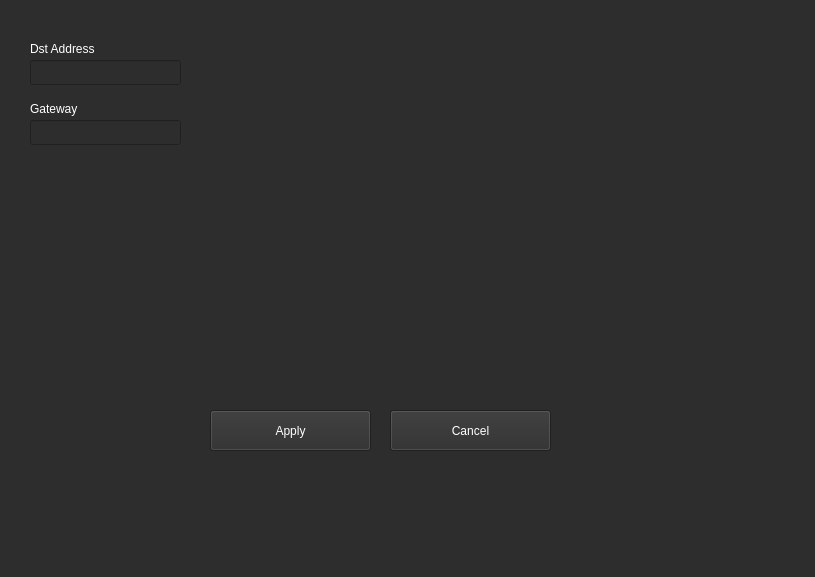
First picture: the form in UI/StaticRoutesConfig.ui, repository monico18/LTI-SDN-Controller, before the edit.
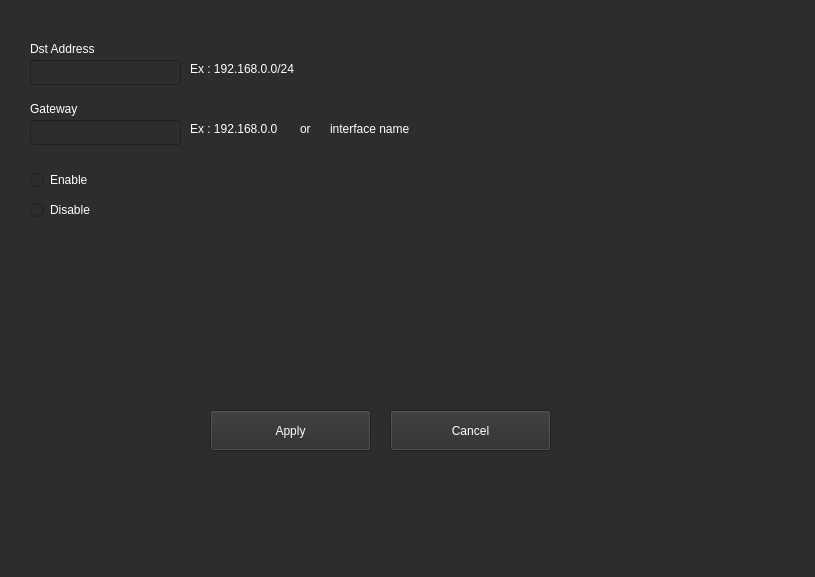
Second picture: the form after the edit.

Commit message: Minor Tweaks Static Routes, and Few changed to editables in tables

The edit to the form file:
```diff
--- a/UI/StaticRoutesConfig.ui
+++ b/UI/StaticRoutesConfig.ui
@@ -1030,6 +1030,1008 @@
     <string>Gateway</string>
    </property>
   </widget>
+  <widget class="QRadioButton" name="radio_enable">
+   <property name="geometry">
+    <rect>
+     <x>30</x>
+     <y>170</y>
+     <width>95</width>
+     <height>20</height>
+    </rect>
+   </property>
+   <property name="palette">
+    <palette>
+     <active>
+      <colorrole role="WindowText">
+       <brush brushstyle="SolidPattern">
+        <color alpha="255">
+         <red>255</red>
+         <green>255</green>
+         <blue>255</blue>
+        </color>
+       </brush>
+      </colorrole>
+      <colorrole role="Button">
+       <brush brushstyle="SolidPattern">
+        <color alpha="255">
+         <red>45</red>
+         <green>45</green>
+         <blue>45</blue>
+        </color>
+       </brush>
+      </colorrole>
+      <colorrole role="Base">
+       <brush brushstyle="SolidPattern">
+        <color alpha="255">
+         <red>45</red>
+         <green>45</green>
+         <blue>45</blue>
+        </color>
+       </brush>
+      </colorrole>
+      <colorrole role="Window">
+       <brush brushstyle="SolidPattern">
+        <color alpha="255">
+         <red>45</red>
+         <green>45</green>
+         <blue>45</blue>
+        </color>
+       </brush>
+      </colorrole>
+     </active>
+     <inactive>
+      <colorrole role="WindowText">
+       <brush brushstyle="SolidPattern">
+        <color alpha="255">
+         <red>255</red>
+         <green>255</green>
+         <blue>255</blue>
+        </color>
+       </brush>
+      </colorrole>
+      <colorrole role="Button">
+       <brush brushstyle="SolidPattern">
+        <color alpha="255">
+         <red>45</red>
+         <green>45</green>
+         <blue>45</blue>
+        </color>
+       </brush>
+      </colorrole>
+      <colorrole role="Base">
+       <brush brushstyle="SolidPattern">
+        <color alpha="255">
+         <red>45</red>
+         <green>45</green>
+         <blue>45</blue>
+        </color>
+       </brush>
+      </colorrole>
+      <colorrole role="Window">
+       <brush brushstyle="SolidPattern">
+        <color alpha="255">
+         <red>45</red>
+         <green>45</green>
+         <blue>45</blue>
+        </color>
+       </brush>
+      </colorrole>
+     </inactive>
+     <disabled>
+      <colorrole role="WindowText">
+       <brush brushstyle="SolidPattern">
+        <color alpha="255">
+         <red>120</red>
+         <green>120</green>
+         <blue>120</blue>
+        </color>
+       </brush>
+      </colorrole>
+      <colorrole role="Button">
+       <brush brushstyle="SolidPattern">
+        <color alpha="255">
+         <red>45</red>
+         <green>45</green>
+         <blue>45</blue>
+        </color>
+       </brush>
+      </colorrole>
+      <colorrole role="Base">
+       <brush brushstyle="SolidPattern">
+        <color alpha="255">
+         <red>45</red>
+         <green>45</green>
+         <blue>45</blue>
+        </color>
+       </brush>
+      </colorrole>
+      <colorrole role="Window">
+       <brush brushstyle="SolidPattern">
+        <color alpha="255">
+         <red>45</red>
+         <green>45</green>
+         <blue>45</blue>
+        </color>
+       </brush>
+      </colorrole>
+     </disabled>
+    </palette>
+   </property>
+   <property name="text">
+    <string>Enable</string>
+   </property>
+  </widget>
+  <widget class="QRadioButton" name="radio_disable">
+   <property name="geometry">
+    <rect>
+     <x>30</x>
+     <y>200</y>
+     <width>95</width>
+     <height>20</height>
+    </rect>
+   </property>
+   <property name="palette">
+    <palette>
+     <active>
+      <colorrole role="WindowText">
+       <brush brushstyle="SolidPattern">
+        <color alpha="255">
+         <red>255</red>
+         <green>255</green>
+         <blue>255</blue>
+        </color>
+       </brush>
+      </colorrole>
+      <colorrole role="Button">
+       <brush brushstyle="SolidPattern">
+        <color alpha="255">
+         <red>45</red>
+         <green>45</green>
+         <blue>45</blue>
+        </color>
+       </brush>
+      </colorrole>
+      <colorrole role="Base">
+       <brush brushstyle="SolidPattern">
+        <color alpha="255">
+         <red>45</red>
+         <green>45</green>
+         <blue>45</blue>
+        </color>
+       </brush>
+      </colorrole>
+      <colorrole role="Window">
+       <brush brushstyle="SolidPattern">
+        <color alpha="255">
+         <red>45</red>
+         <green>45</green>
+         <blue>45</blue>
+        </color>
+       </brush>
+      </colorrole>
+     </active>
+     <inactive>
+      <colorrole role="WindowText">
+       <brush brushstyle="SolidPattern">
+        <color alpha="255">
+         <red>255</red>
+         <green>255</green>
+         <blue>255</blue>
+        </color>
+       </brush>
+      </colorrole>
+      <colorrole role="Button">
+       <brush brushstyle="SolidPattern">
+        <color alpha="255">
+         <red>45</red>
+         <green>45</green>
+         <blue>45</blue>
+        </color>
+       </brush>
+      </colorrole>
+      <colorrole role="Base">
+       <brush brushstyle="SolidPattern">
+        <color alpha="255">
+         <red>45</red>
+         <green>45</green>
+         <blue>45</blue>
+        </color>
+       </brush>
+      </colorrole>
+      <colorrole role="Window">
+       <brush brushstyle="SolidPattern">
+        <color alpha="255">
+         <red>45</red>
+         <green>45</green>
+         <blue>45</blue>
+        </color>
+       </brush>
+      </colorrole>
+     </inactive>
+     <disabled>
+      <colorrole role="WindowText">
+       <brush brushstyle="SolidPattern">
+        <color alpha="255">
+         <red>120</red>
+         <green>120</green>
+         <blue>120</blue>
+        </color>
+       </brush>
+      </colorrole>
+      <colorrole role="Button">
+       <brush brushstyle="SolidPattern">
+        <color alpha="255">
+         <red>45</red>
+         <green>45</green>
+         <blue>45</blue>
+        </color>
+       </brush>
+      </colorrole>
+      <colorrole role="Base">
+       <brush brushstyle="SolidPattern">
+        <color alpha="255">
+         <red>45</red>
+         <green>45</green>
+         <blue>45</blue>
+        </color>
+       </brush>
+      </colorrole>
+      <colorrole role="Window">
+       <brush brushstyle="SolidPattern">
+        <color alpha="255">
+         <red>45</red>
+         <green>45</green>
+         <blue>45</blue>
+        </color>
+       </brush>
+      </colorrole>
+     </disabled>
+    </palette>
+   </property>
+   <property name="text">
+    <string>Disable</string>
+   </property>
+  </widget>
+  <widget class="QLabel" name="label_3">
+   <property name="geometry">
+    <rect>
+     <x>190</x>
+     <y>60</y>
+     <width>121</width>
+     <height>17</height>
+    </rect>
+   </property>
+   <property name="palette">
+    <palette>
+     <active>
+      <colorrole role="WindowText">
+       <brush brushstyle="SolidPattern">
+        <color alpha="255">
+         <red>255</red>
+         <green>255</green>
+         <blue>255</blue>
+        </color>
+       </brush>
+      </colorrole>
+      <colorrole role="Button">
+       <brush brushstyle="SolidPattern">
+        <color alpha="255">
+         <red>45</red>
+         <green>45</green>
+         <blue>45</blue>
+        </color>
+       </brush>
+      </colorrole>
+      <colorrole role="Text">
+       <brush brushstyle="SolidPattern">
+        <color alpha="255">
+         <red>255</red>
+         <green>255</green>
+         <blue>255</blue>
+        </color>
+       </brush>
+      </colorrole>
+      <colorrole role="ButtonText">
+       <brush brushstyle="SolidPattern">
+        <color alpha="255">
+         <red>255</red>
+         <green>255</green>
+         <blue>255</blue>
+        </color>
+       </brush>
+      </colorrole>
+      <colorrole role="Base">
+       <brush brushstyle="SolidPattern">
+        <color alpha="255">
+         <red>45</red>
+         <green>45</green>
+         <blue>45</blue>
+        </color>
+       </brush>
+      </colorrole>
+      <colorrole role="Window">
+       <brush brushstyle="SolidPattern">
+        <color alpha="255">
+         <red>45</red>
+         <green>45</green>
+         <blue>45</blue>
+        </color>
+       </brush>
+      </colorrole>
+     </active>
+     <inactive>
+      <colorrole role="WindowText">
+       <brush brushstyle="SolidPattern">
+        <color alpha="255">
+         <red>255</red>
+         <green>255</green>
+         <blue>255</blue>
+        </color>
+       </brush>
+      </colorrole>
+      <colorrole role="Button">
+       <brush brushstyle="SolidPattern">
+        <color alpha="255">
+         <red>45</red>
+         <green>45</green>
+         <blue>45</blue>
+        </color>
+       </brush>
+      </colorrole>
+      <colorrole role="Text">
+       <brush brushstyle="SolidPattern">
+        <color alpha="255">
+         <red>255</red>
+         <green>255</green>
+         <blue>255</blue>
+        </color>
+       </brush>
+      </colorrole>
+      <colorrole role="ButtonText">
+       <brush brushstyle="SolidPattern">
+        <color alpha="255">
+         <red>255</red>
+         <green>255</green>
+         <blue>255</blue>
+        </color>
+       </brush>
+      </colorrole>
+      <colorrole role="Base">
+       <brush brushstyle="SolidPattern">
+        <color alpha="255">
+         <red>45</red>
+         <green>45</green>
+         <blue>45</blue>
+        </color>
+       </brush>
+      </colorrole>
+      <colorrole role="Window">
+       <brush brushstyle="SolidPattern">
+        <color alpha="255">
+         <red>45</red>
+         <green>45</green>
+         <blue>45</blue>
+        </color>
+       </brush>
+      </colorrole>
+     </inactive>
+     <disabled>
+      <colorrole role="WindowText">
+       <brush brushstyle="SolidPattern">
+        <color alpha="255">
+         <red>120</red>
+         <green>120</green>
+         <blue>120</blue>
+        </color>
+       </brush>
+      </colorrole>
+      <colorrole role="Button">
+       <brush brushstyle="SolidPattern">
+        <color alpha="255">
+         <red>45</red>
+         <green>45</green>
+         <blue>45</blue>
+        </color>
+       </brush>
+      </colorrole>
+      <colorrole role="Text">
+       <brush brushstyle="SolidPattern">
+        <color alpha="255">
+         <red>120</red>
+         <green>120</green>
+         <blue>120</blue>
+        </color>
+       </brush>
+      </colorrole>
+      <colorrole role="ButtonText">
+       <brush brushstyle="SolidPattern">
+        <color alpha="255">
+         <red>120</red>
+         <green>120</green>
+         <blue>120</blue>
+        </color>
+       </brush>
+      </colorrole>
+      <colorrole role="Base">
+       <brush brushstyle="SolidPattern">
+        <color alpha="255">
+         <red>45</red>
+         <green>45</green>
+         <blue>45</blue>
+        </color>
+       </brush>
+      </colorrole>
+      <colorrole role="Window">
+       <brush brushstyle="SolidPattern">
+        <color alpha="255">
+         <red>45</red>
+         <green>45</green>
+         <blue>45</blue>
+        </color>
+       </brush>
+      </colorrole>
+     </disabled>
+    </palette>
+   </property>
+   <property name="text">
+    <string>Ex : 192.168.0.0/24</string>
+   </property>
+  </widget>
+  <widget class="QLabel" name="label_4">
+   <property name="geometry">
+    <rect>
+     <x>190</x>
+     <y>120</y>
+     <width>101</width>
+     <height>17</height>
+    </rect>
+   </property>
+   <property name="palette">
+    <palette>
+     <active>
+      <colorrole role="WindowText">
+       <brush brushstyle="SolidPattern">
+        <color alpha="255">
+         <red>255</red>
+         <green>255</green>
+         <blue>255</blue>
+        </color>
+       </brush>
+      </colorrole>
+      <colorrole role="Button">
+       <brush brushstyle="SolidPattern">
+        <color alpha="255">
+         <red>45</red>
+         <green>45</green>
+         <blue>45</blue>
+        </color>
+       </brush>
+      </colorrole>
+      <colorrole role="Text">
+       <brush brushstyle="SolidPattern">
+        <color alpha="255">
+         <red>255</red>
+         <green>255</green>
+         <blue>255</blue>
+        </color>
+       </brush>
+      </colorrole>
+      <colorrole role="ButtonText">
+       <brush brushstyle="SolidPattern">
+        <color alpha="255">
+         <red>255</red>
+         <green>255</green>
+         <blue>255</blue>
+        </color>
+       </brush>
+      </colorrole>
+      <colorrole role="Base">
+       <brush brushstyle="SolidPattern">
+        <color alpha="255">
+         <red>45</red>
+         <green>45</green>
+         <blue>45</blue>
+        </color>
+       </brush>
+      </colorrole>
+      <colorrole role="Window">
+       <brush brushstyle="SolidPattern">
+        <color alpha="255">
+         <red>45</red>
+         <green>45</green>
+         <blue>45</blue>
+        </color>
+       </brush>
+      </colorrole>
+     </active>
+     <inactive>
+      <colorrole role="WindowText">
+       <brush brushstyle="SolidPattern">
+        <color alpha="255">
+         <red>255</red>
+         <green>255</green>
+         <blue>255</blue>
+        </color>
+       </brush>
+      </colorrole>
+      <colorrole role="Button">
+       <brush brushstyle="SolidPattern">
+        <color alpha="255">
+         <red>45</red>
+         <green>45</green>
+         <blue>45</blue>
+        </color>
+       </brush>
+      </colorrole>
+      <colorrole role="Text">
+       <brush brushstyle="SolidPattern">
+        <color alpha="255">
+         <red>255</red>
+         <green>255</green>
+         <blue>255</blue>
+        </color>
+       </brush>
+      </colorrole>
+      <colorrole role="ButtonText">
+       <brush brushstyle="SolidPattern">
+        <color alpha="255">
+         <red>255</red>
+         <green>255</green>
+         <blue>255</blue>
+        </color>
+       </brush>
+      </colorrole>
+      <colorrole role="Base">
+       <brush brushstyle="SolidPattern">
+        <color alpha="255">
+         <red>45</red>
+         <green>45</green>
+         <blue>45</blue>
+        </color>
+       </brush>
+      </colorrole>
+      <colorrole role="Window">
+       <brush brushstyle="SolidPattern">
+        <color alpha="255">
+         <red>45</red>
+         <green>45</green>
+         <blue>45</blue>
+        </color>
+       </brush>
+      </colorrole>
+     </inactive>
+     <disabled>
+      <colorrole role="WindowText">
+       <brush brushstyle="SolidPattern">
+        <color alpha="255">
+         <red>120</red>
+         <green>120</green>
+         <blue>120</blue>
+        </color>
+       </brush>
+      </colorrole>
+      <colorrole role="Button">
+       <brush brushstyle="SolidPattern">
+        <color alpha="255">
+         <red>45</red>
+         <green>45</green>
+         <blue>45</blue>
+        </color>
+       </brush>
+      </colorrole>
+      <colorrole role="Text">
+       <brush brushstyle="SolidPattern">
+        <color alpha="255">
+         <red>120</red>
+         <green>120</green>
+         <blue>120</blue>
+        </color>
+       </brush>
+      </colorrole>
+      <colorrole role="ButtonText">
+       <brush brushstyle="SolidPattern">
+        <color alpha="255">
+         <red>120</red>
+         <green>120</green>
+         <blue>120</blue>
+        </color>
+       </brush>
+      </colorrole>
+      <colorrole role="Base">
+       <brush brushstyle="SolidPattern">
+        <color alpha="255">
+         <red>45</red>
+         <green>45</green>
+         <blue>45</blue>
+        </color>
+       </brush>
+      </colorrole>
+      <colorrole role="Window">
+       <brush brushstyle="SolidPattern">
+        <color alpha="255">
+         <red>45</red>
+         <green>45</green>
+         <blue>45</blue>
+        </color>
+       </brush>
+      </colorrole>
+     </disabled>
+    </palette>
+   </property>
+   <property name="text">
+    <string>Ex : 192.168.0.0</string>
+   </property>
+  </widget>
+  <widget class="QLabel" name="label_5">
+   <property name="geometry">
+    <rect>
+     <x>300</x>
+     <y>120</y>
+     <width>16</width>
+     <height>17</height>
+    </rect>
+   </property>
+   <property name="palette">
+    <palette>
+     <active>
+      <colorrole role="WindowText">
+       <brush brushstyle="SolidPattern">
+        <color alpha="255">
+         <red>255</red>
+         <green>255</green>
+         <blue>255</blue>
+        </color>
+       </brush>
+      </colorrole>
+      <colorrole role="Button">
+       <brush brushstyle="SolidPattern">
+        <color alpha="255">
+         <red>45</red>
+         <green>45</green>
+         <blue>45</blue>
+        </color>
+       </brush>
+      </colorrole>
+      <colorrole role="Text">
+       <brush brushstyle="SolidPattern">
+        <color alpha="255">
+         <red>255</red>
+         <green>255</green>
+         <blue>255</blue>
+        </color>
+       </brush>
+      </colorrole>
+      <colorrole role="ButtonText">
+       <brush brushstyle="SolidPattern">
+        <color alpha="255">
+         <red>255</red>
+         <green>255</green>
+         <blue>255</blue>
+        </color>
+       </brush>
+      </colorrole>
+      <colorrole role="Base">
+       <brush brushstyle="SolidPattern">
+        <color alpha="255">
+         <red>45</red>
+         <green>45</green>
+         <blue>45</blue>
+        </color>
+       </brush>
+      </colorrole>
+      <colorrole role="Window">
+       <brush brushstyle="SolidPattern">
+        <color alpha="255">
+         <red>45</red>
+         <green>45</green>
+         <blue>45</blue>
+        </color>
+       </brush>
+      </colorrole>
+     </active>
+     <inactive>
+      <colorrole role="WindowText">
+       <brush brushstyle="SolidPattern">
+        <color alpha="255">
+         <red>255</red>
+         <green>255</green>
+         <blue>255</blue>
+        </color>
+       </brush>
+      </colorrole>
+      <colorrole role="Button">
+       <brush brushstyle="SolidPattern">
+        <color alpha="255">
+         <red>45</red>
+         <green>45</green>
+         <blue>45</blue>
+        </color>
+       </brush>
+      </colorrole>
+      <colorrole role="Text">
+       <brush brushstyle="SolidPattern">
+        <color alpha="255">
+         <red>255</red>
+         <green>255</green>
+         <blue>255</blue>
+        </color>
+       </brush>
+      </colorrole>
+      <colorrole role="ButtonText">
+       <brush brushstyle="SolidPattern">
+        <color alpha="255">
+         <red>255</red>
+         <green>255</green>
+         <blue>255</blue>
+        </color>
+       </brush>
+      </colorrole>
+      <colorrole role="Base">
+       <brush brushstyle="SolidPattern">
+        <color alpha="255">
+         <red>45</red>
+         <green>45</green>
+         <blue>45</blue>
+        </color>
+       </brush>
+      </colorrole>
+      <colorrole role="Window">
+       <brush brushstyle="SolidPattern">
+        <color alpha="255">
+         <red>45</red>
+         <green>45</green>
+         <blue>45</blue>
+        </color>
+       </brush>
+      </colorrole>
+     </inactive>
+     <disabled>
+      <colorrole role="WindowText">
+       <brush brushstyle="SolidPattern">
+        <color alpha="255">
+         <red>120</red>
+         <green>120</green>
+         <blue>120</blue>
+        </color>
+       </brush>
+      </colorrole>
+      <colorrole role="Button">
+       <brush brushstyle="SolidPattern">
+        <color alpha="255">
+         <red>45</red>
+         <green>45</green>
+         <blue>45</blue>
+        </color>
+       </brush>
+      </colorrole>
+      <colorrole role="Text">
+       <brush brushstyle="SolidPattern">
+        <color alpha="255">
+         <red>120</red>
+         <green>120</green>
+         <blue>120</blue>
+        </color>
+       </brush>
+      </colorrole>
+      <colorrole role="ButtonText">
+       <brush brushstyle="SolidPattern">
+        <color alpha="255">
+         <red>120</red>
+         <green>120</green>
+         <blue>120</blue>
+        </color>
+       </brush>
+      </colorrole>
+      <colorrole role="Base">
+       <brush brushstyle="SolidPattern">
+        <color alpha="255">
+         <red>45</red>
+         <green>45</green>
+         <blue>45</blue>
+        </color>
+       </brush>
+      </colorrole>
+      <colorrole role="Window">
+       <brush brushstyle="SolidPattern">
+        <color alpha="255">
+         <red>45</red>
+         <green>45</green>
+         <blue>45</blue>
+        </color>
+       </brush>
+      </colorrole>
+     </disabled>
+    </palette>
+   </property>
+   <property name="text">
+    <string>or</string>
+   </property>
+  </widget>
+  <widget class="QLabel" name="label_6">
+   <property name="geometry">
+    <rect>
+     <x>330</x>
+     <y>120</y>
+     <width>121</width>
+     <height>17</height>
+    </rect>
+   </property>
+   <property name="palette">
+    <palette>
+     <active>
+      <colorrole role="WindowText">
+       <brush brushstyle="SolidPattern">
+        <color alpha="255">
+         <red>255</red>
+         <green>255</green>
+         <blue>255</blue>
+        </color>
+       </brush>
+      </colorrole>
+      <colorrole role="Button">
+       <brush brushstyle="SolidPattern">
+        <color alpha="255">
+         <red>45</red>
+         <green>45</green>
+         <blue>45</blue>
+        </color>
+       </brush>
+      </colorrole>
+      <colorrole role="Text">
+       <brush brushstyle="SolidPattern">
+        <color alpha="255">
+         <red>255</red>
+         <green>255</green>
+         <blue>255</blue>
+        </color>
+       </brush>
+      </colorrole>
+      <colorrole role="ButtonText">
+       <brush brushstyle="SolidPattern">
+        <color alpha="255">
+         <red>255</red>
+         <green>255</green>
+         <blue>255</blue>
+        </color>
+       </brush>
+      </colorrole>
+      <colorrole role="Base">
+       <brush brushstyle="SolidPattern">
+        <color alpha="255">
+         <red>45</red>
+         <green>45</green>
+         <blue>45</blue>
+        </color>
+       </brush>
+      </colorrole>
+      <colorrole role="Window">
+       <brush brushstyle="SolidPattern">
+        <color alpha="255">
+         <red>45</red>
+         <green>45</green>
+         <blue>45</blue>
+        </color>
+       </brush>
+      </colorrole>
+     </active>
+     <inactive>
+      <colorrole role="WindowText">
+       <brush brushstyle="SolidPattern">
+        <color alpha="255">
+         <red>255</red>
+         <green>255</green>
+         <blue>255</blue>
+        </color>
+       </brush>
+      </colorrole>
+      <colorrole role="Button">
+       <brush brushstyle="SolidPattern">
+        <color alpha="255">
+         <red>45</red>
+         <green>45</green>
+         <blue>45</blue>
+        </color>
+       </brush>
+      </colorrole>
+      <colorrole role="Text">
+       <brush brushstyle="SolidPattern">
+        <color alpha="255">
+         <red>255</red>
+         <green>255</green>
+         <blue>255</blue>
+        </color>
+       </brush>
+      </colorrole>
+      <colorrole role="ButtonText">
+       <brush brushstyle="SolidPattern">
+        <color alpha="255">
+         <red>255</red>
+         <green>255</green>
+         <blue>255</blue>
+        </color>
+       </brush>
+      </colorrole>
+      <colorrole role="Base">
+       <brush brushstyle="SolidPattern">
+        <color alpha="255">
+         <red>45</red>
+         <green>45</green>
+         <blue>45</blue>
+        </color>
+       </brush>
+      </colorrole>
+      <colorrole role="Window">
+       <brush brushstyle="SolidPattern">
+        <color alpha="255">
+         <red>45</red>
+         <green>45</green>
+         <blue>45</blue>
+        </color>
+       </brush>
+      </colorrole>
+     </inactive>
+     <disabled>
+      <colorrole role="WindowText">
+       <brush brushstyle="SolidPattern">
+        <color alpha="255">
+         <red>120</red>
+         <green>120</green>
+         <blue>120</blue>
+        </color>
+       </brush>
+      </colorrole>
+      <colorrole role="Button">
+       <brush brushstyle="SolidPattern">
+        <color alpha="255">
+         <red>45</red>
+         <green>45</green>
+         <blue>45</blue>
+        </color>
+       </brush>
+      </colorrole>
+      <colorrole role="Text">
+       <brush brushstyle="SolidPattern">
+        <color alpha="255">
+         <red>120</red>
+         <green>120</green>
+         <blue>120</blue>
+        </color>
+       </brush>
+      </colorrole>
+      <colorrole role="ButtonText">
+       <brush brushstyle="SolidPattern">
+        <color alpha="255">
+         <red>120</red>
+         <green>120</green>
+         <blue>120</blue>
+        </color>
+       </brush>
+      </colorrole>
+      <colorrole role="Base">
+       <brush brushstyle="SolidPattern">
+        <color alpha="255">
+         <red>45</red>
+         <green>45</green>
+         <blue>45</blue>
+        </color>
+       </brush>
+      </colorrole>
+      <colorrole role="Window">
+       <brush brushstyle="SolidPattern">
+        <color alpha="255">
+         <red>45</red>
+         <green>45</green>
+         <blue>45</blue>
+        </color>
+       </brush>
+      </colorrole>
+     </disabled>
+    </palette>
+   </property>
+   <property name="text">
+    <string>interface name</string>
+   </property>
+  </widget>
  </widget>
  <resources/>
  <connections/>
```
Left out of the diff: 6 changed lines with no effect on the pictures. The commit also changes 5 other files.
